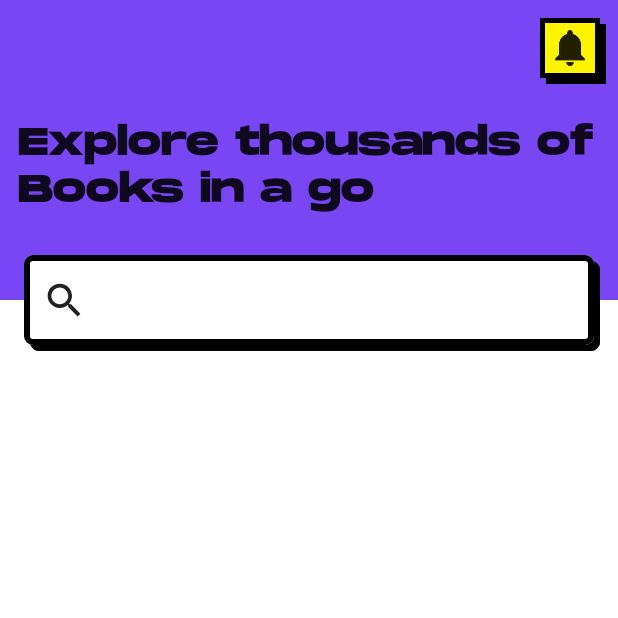
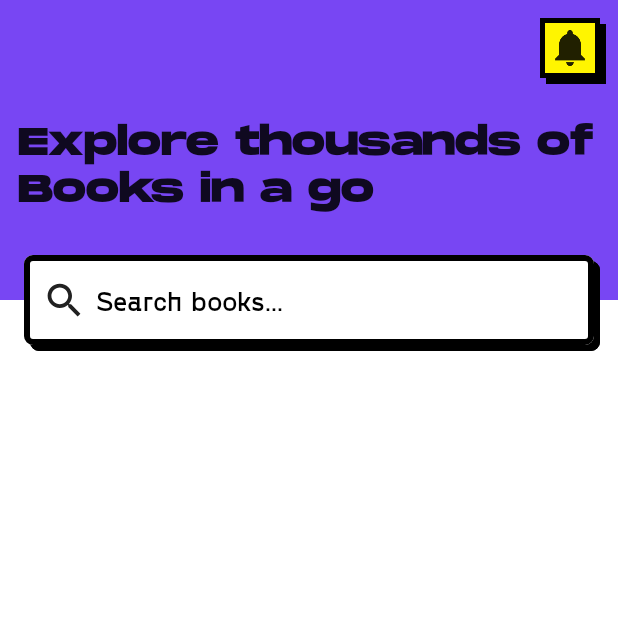
Before and after one commit to unaisulhadi/Archives, an Android app built with Jetpack Compose: the HomeScreen screen opened through its navigation route, on a phone screen of 412 x 824 dp, the top half of it. Run offline under Robolectric (Android 15) with nearby library versions, the phone set to English and light mode, and no system bars; our stand-ins replace accompanist.

Commit message:
Search Field

```diff
--- a/app/src/main/java/com/hadi/archives/presentation/screens/home/HomeScreen.kt
+++ b/app/src/main/java/com/hadi/archives/presentation/screens/home/HomeScreen.kt
@@ -2,16 +2,22 @@ package com.hadi.archives.presentation.screens.home
 
 import androidx.compose.foundation.background
 import androidx.compose.foundation.layout.*
+import androidx.compose.foundation.text.BasicTextField
+import androidx.compose.foundation.text.KeyboardActions
+import androidx.compose.foundation.text.KeyboardOptions
 import androidx.compose.material.Icon
 import androidx.compose.material.IconButton
 import androidx.compose.material.Text
 import androidx.compose.material.icons.Icons
 import androidx.compose.material.icons.filled.Search
-import androidx.compose.runtime.Composable
+import androidx.compose.runtime.*
 import androidx.compose.ui.Alignment
 import androidx.compose.ui.Modifier
 import androidx.compose.ui.graphics.Color
 import androidx.compose.ui.res.painterResource
+import androidx.compose.ui.text.TextStyle
+import androidx.compose.ui.text.input.ImeAction
+import androidx.compose.ui.text.style.TextAlign
 import androidx.compose.ui.tooling.preview.Preview
 import androidx.compose.ui.unit.dp
 import androidx.compose.ui.unit.sp
@@ -22,6 +28,7 @@ import com.hadi.archives.R
 import com.hadi.archives.presentation.components.BrutalBox
 import com.hadi.archives.ui.theme.BrutalBlue
 import com.hadi.archives.ui.theme.BrutalYellow
+import com.hadi.archives.ui.theme.GoshaSans
 import com.hadi.archives.ui.theme.MonumentTypography
 
 @Composable
@@ -30,6 +37,9 @@ fun HomeScreen(
 ) {
 
     rememberSystemUiController().setStatusBarColor(BrutalBlue)
+    var search by remember {
+        mutableStateOf("")
+    }
 
     Column(modifier = Modifier.fillMaxSize()) {
 
@@ -108,6 +118,41 @@ fun HomeScreen(
                     )
                 }
 
+                Box(modifier = Modifier) {
+                    BasicTextField(
+                        value = search,
+                        onValueChange = {
+                            search = it
+                        },
+                        maxLines = 1,
+                        singleLine = true,
+                        textStyle = TextStyle(
+                            color = Color.Black,
+                            fontFamily = GoshaSans,
+                            fontSize = 18.sp
+                        ),
+                        modifier = Modifier.fillMaxWidth(),
+                        keyboardOptions = KeyboardOptions(imeAction = ImeAction.Search),
+                        keyboardActions = KeyboardActions(
+                            onDone = {
+                                //keyboardController?.hide()
+                            }
+                        )
+                    )
+                    if (search.isEmpty()) {
+
+                        Text(
+                            text = "Search books...",
+                            color = Color.Black,
+                            fontFamily = GoshaSans,
+                            fontSize = 18.sp,
+                            textAlign = TextAlign.Start
+                        )
+
+                    }
+                }
+
+
 
             }
 
--- a/app/src/main/java/com/hadi/archives/ui/theme/Type.kt
+++ b/app/src/main/java/com/hadi/archives/ui/theme/Type.kt
@@ -9,7 +9,7 @@ import androidx.compose.ui.text.font.FontWeight
 import androidx.compose.ui.unit.sp
 import com.hadi.archives.R
 
-private val GoshaSans = FontFamily(
+val GoshaSans = FontFamily(
     Font(
         resId = R.font.gosha_sans_bold,
         weight = FontWeight.SemiBold,
```
Also changed, not shown: app/src/main/java/com/hadi/archives/presentation/components/SearchField.kt (added, +82 -0 lines).
